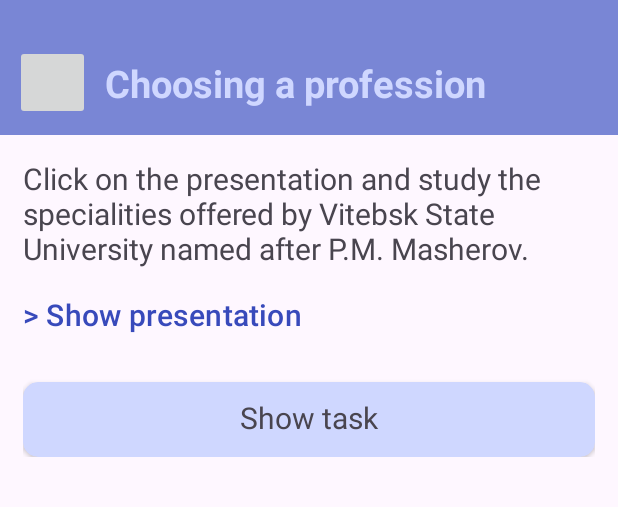
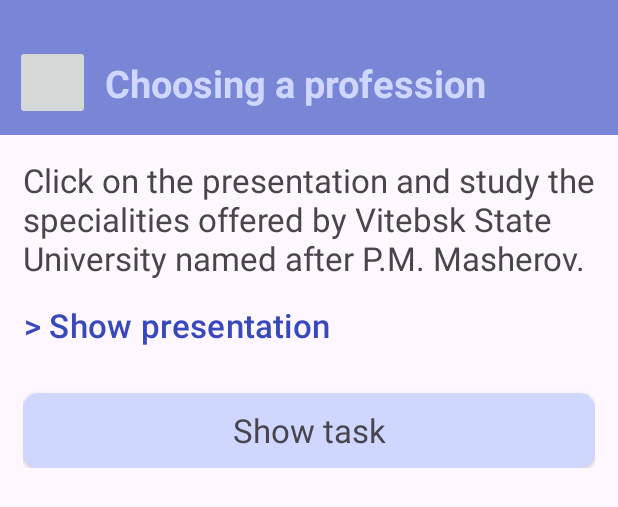
Before and after one commit to vladgamerr/DUOlingo, an Android app: the layout fragment_lvl2.xml on its own in the app's theme, with its tools: preview values and no code run, on a phone screen of 412 x 824 dp. Shown: the top 507 px of the screen. Run offline under Robolectric (Android 15) with nearby library versions, the phone set to English and light mode, and no system bars.

Commit message:
commit 3

```diff
--- a/app/src/main/res/layout/fragment_lvl2.xml
+++ b/app/src/main/res/layout/fragment_lvl2.xml
@@ -50,7 +50,7 @@
                 android:layout_width="wrap_content"
                 android:layout_height="wrap_content"
                 android:text="@string/f2_t1"
-                android:textSize="20sp"
+                android:textSize="22sp"
                 app:layout_constraintStart_toStartOf="parent"
                 app:layout_constraintTop_toTopOf="parent" />
 
@@ -59,7 +59,7 @@
                 android:layout_width="wrap_content"
                 android:text="> Show presentation"
                 android:paddingStart="0dp"
-                android:textSize="20sp"
+                android:textSize="22sp"
                 android:backgroundTint="@color/none"
                 android:textColor="@color/blue"
                 android:layout_height="50dp"
@@ -74,19 +74,21 @@
                 app:cardCornerRadius="10dp"
                 android:backgroundTint="@color/bluewhite">
                 <TextView
+                    android:id="@+id/toShow"
                     android:layout_width="wrap_content"
                     android:layout_height="wrap_content"
                     android:visibility="gone"
                     android:padding="10dp"
                     android:text="@string/f2_t2"
-                    android:textSize="20sp" />
+                    android:textSize="22sp" />
                 <TextView
+                    android:id="@+id/toHide"
                     android:layout_width="match_parent"
                     android:layout_height="50dp"
                     android:textAlignment="center"
                     android:text="Show task"
                     android:padding="10dp"
-                    android:textSize="20sp" />
+                    android:textSize="22sp" />
 
             </androidx.cardview.widget.CardView>
 
--- /dev/null
+++ b/app/src/main/res/xml/file_paths.xml
@@ -0,0 +1,3 @@
+<paths xmlns:android="http://schemas.android.com/apk/res/android">
+    <cache-path name="cache" path="." />
+</paths>
```
Also changed, not shown: app/src/main/AndroidManifest.xml (+9 -0 lines), app/src/main/java/com/example/empty_view_activity/LvlFragment2.kt (+50 -5 lines), 1 other file.
